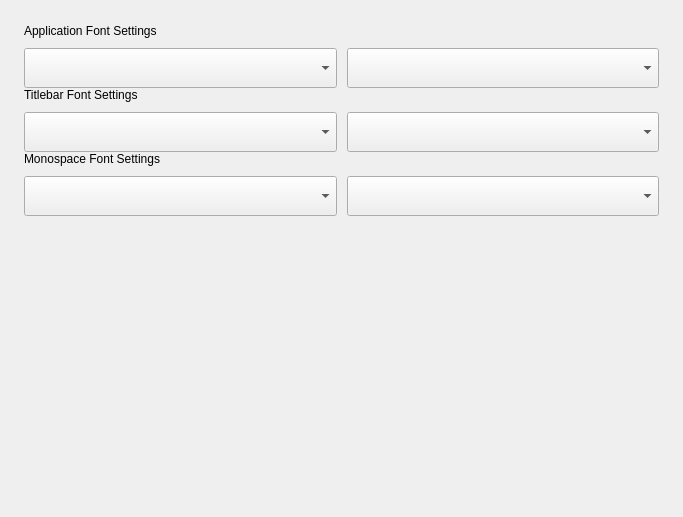
Old version of the form src/pages/font/fonts.ui in the repository openeuler-mirror/kiran-control-panel.
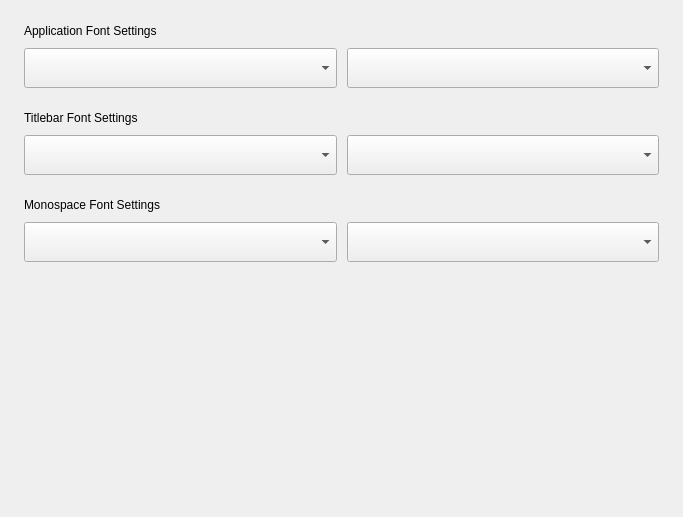
New version of the form.

```diff
--- a/src/pages/font/fonts.ui
+++ b/src/pages/font/fonts.ui
@@ -50,7 +50,7 @@
       <item>
        <layout class="QVBoxLayout" name="verticalLayout_5">
         <property name="spacing">
-         <number>0</number>
+         <number>23</number>
         </property>
         <item>
          <widget class="QWidget" name="widget_2" native="true">
```
